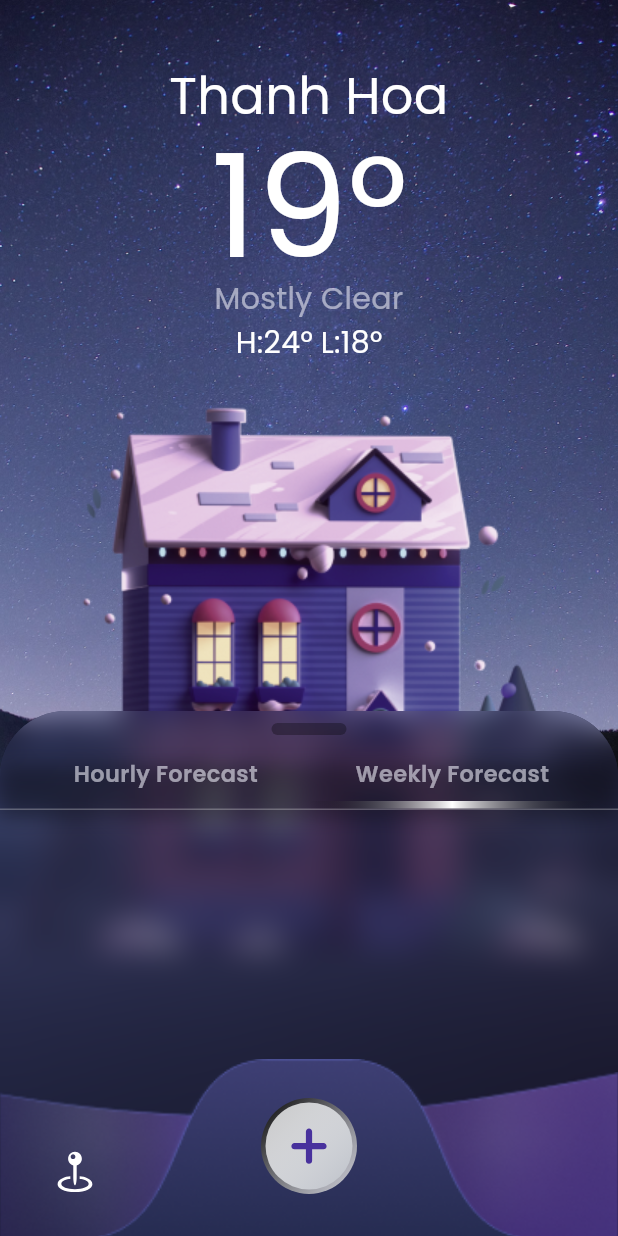
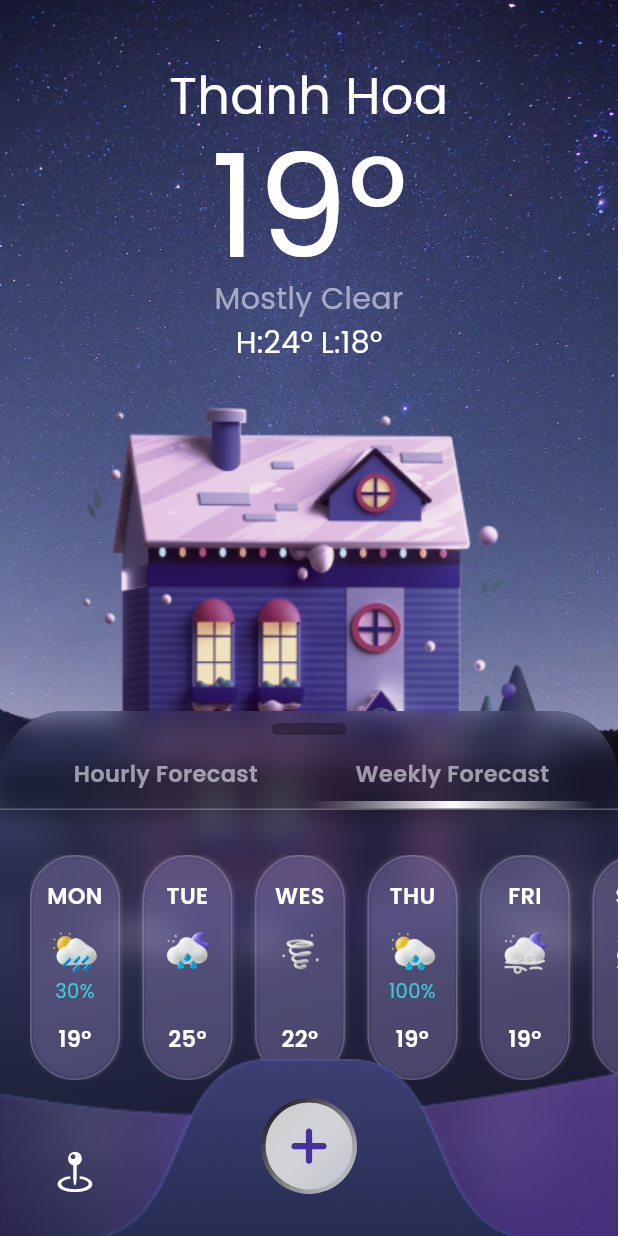
Before and after one commit to tailucanh/weather_app, a Flutter app: the screen it shows after launch, after a tap on "Weekly Forecast", on a phone screen of 412 x 824 dp. Run offline on Flutter 3.47's test engine with Material 3 defaults, Android fonts, the phone set to English and light mode, and no system bars; our stand-ins replace flutter_bloc, flutter_svg, go_router, shared_preferences; generated files the repository leaves out were written again.

Commit message:
Update demo data list weather

```diff
--- /dev/null
+++ b/lib/models/weather_item.dart
@@ -0,0 +1,31 @@
+class WeatherItem{
+  String uId;
+  String strTime;
+  String icon;
+  String humidity;
+  String temperature;
+
+  WeatherItem(
+      {
+    required this.uId, required this.strTime,
+    required this.icon, required this.humidity,
+    required this.temperature
+    }
+  );
+
+  factory WeatherItem.fromJson(Map<String, dynamic> json) => WeatherItem(
+    uId: json["uId"],
+    strTime: json["strTime"],
+    icon: json["icon"],
+    humidity: json["humidity"],
+    temperature: json["temperature"],
+  );
+
+  Map<String, dynamic> toJson() => {
+    "uId": uId,
+    "strTime": strTime,
+    "icon": icon,
+    "humidity": humidity,
+    "temperature": temperature,
+  };
+}
--- a/lib/services/app_assets.dart
+++ b/lib/services/app_assets.dart
@@ -8,4 +8,10 @@ class AppAssets {
   static const String icPlus = '${iconPath}plus.svg';
   static const String icMap = '${iconPath}map.svg';
 
+  static const String icMoonCloudFastWind = '${iconPath}moon_cloud_fast_wind.png';
+  static const String icMoonCloudMidRain = '${iconPath}moon_cloud_mid_rain.png';
+  static const String icSunCloudMidRain = '${iconPath}sun_cloud_mid_rain.png';
+  static const String icSunCloudAngledRain = '${iconPath}sun_cloud_angled_rain.png';
+  static const String icTornado = '${iconPath}tornado.png';
+
 }
--- a/lib/services/app_colors.dart
+++ b/lib/services/app_colors.dart
@@ -20,9 +20,16 @@ class AppColors{
   static const Color gradient_grey_174 = Color.fromRGBO(174, 174,174, 1);
   static const Color gradient_blue_1 = Color.fromRGBO(46, 51,90, 0.7);
   static const Color gradient_blue_2 = Color.fromRGBO(28, 27,51, 0.7);
-  static const Color color_border = Color.fromRGBO(117, 130,244, 0.5);
+
+  static const Color color_border = Color.fromRGBO(117, 130, 244, 0.5);
+  static const Color color_fill_item = Color.fromRGBO(72, 49, 157, 0.2);
   static const Color color_black_30 = Color.fromRGBO(0, 0, 0, 0.3);
-  static const Color color_white_0 = Color.fromRGBO(0, 0, 0, 0);
+
+  static const Color color_white_0 = Color.fromRGBO(255, 255, 255, 0);
+  static const Color color_white_20 = Color.fromRGBO(255, 255, 255, 0.2);
+  static const Color color_white_50 = Color.fromRGBO(255, 255, 255, 0.5);
+
+  static const Color color_humidity= Color.fromRGBO(64, 203, 216, 1);
   static const Color color_plus = Color.fromRGBO(72,49, 157, 1);
 
 
--- a/lib/services/app_helpers.dart
+++ b/lib/services/app_helpers.dart
@@ -1,7 +1,12 @@
 import 'package:flutter/material.dart';
+import 'package:weather_app/models/weather_item.dart';
+import 'package:weather_app/services/app_assets.dart';
+import 'package:weather_app/ui/widgets/weather_item_view.dart';
 class AppHelpers {
 
   static String POPPINS_FONT = "Poppins";
+  static String KEY_LIST_WEATHER_HOURLY = "LIST_WEATHER_HOURLY";
+  static String KEY_LIST_WEATHER_WEEKLY = "LIST_WEATHER_WEEKLY";
 
   static double getSizeWithDevice(BuildContext context){
     return MediaQuery.of(context).size.width;
@@ -25,5 +30,26 @@ class AppHelpers {
     }
     return false;
   }
-
+  static List<WeatherItem> lisDataDemo (){
+      return <WeatherItem>[
+        WeatherItem(uId: "1", strTime: "12AM", icon: AppAssets.icMoonCloudFastWind,humidity: "30%", temperature: "19°",),
+        WeatherItem(uId: "2", strTime: "Now", icon: AppAssets.icMoonCloudMidRain,humidity: "", temperature: "19°",),
+        WeatherItem(uId: "3", strTime: "2AM", icon: AppAssets.icMoonCloudMidRain,humidity: "", temperature: "19°",),
+        WeatherItem(uId: "4", strTime: "3AM", icon: AppAssets.icMoonCloudMidRain,humidity: "", temperature: "19°",),
+        WeatherItem(uId: "5", strTime: "4AM", icon: AppAssets.icMoonCloudFastWind,humidity: "", temperature: "19°",),
+        WeatherItem(uId: "6", strTime: "4AM", icon: AppAssets.icMoonCloudFastWind,humidity: "", temperature: "19°",),
+        WeatherItem(uId: "7", strTime: "4AM", icon: AppAssets.icMoonCloudMidRain,humidity: "", temperature: "19°",),
+      ];
+  }
+  static List<WeatherItem> lisDataDemo2 (){
+    return <WeatherItem>[
+      WeatherItem(uId: "1", strTime: "Mon", icon: AppAssets.icSunCloudAngledRain,humidity: "30%", temperature: "19°",),
+      WeatherItem(uId: "2", strTime: "TUE", icon: AppAssets.icMoonCloudMidRain,humidity: "", temperature: "25°",),
+      WeatherItem(uId: "3", strTime: "WES", icon: AppAssets.icTornado,humidity: "", temperature: "22°",),
+      WeatherItem(uId: "4", strTime: "THU", icon: AppAssets.icSunCloudMidRain,humidity: "100%", temperature: "19°",),
+      WeatherItem(uId: "5", strTime: "Fri", icon: AppAssets.icMoonCloudFastWind,humidity: "", temperature: "19°",),
+      WeatherItem(uId: "6", strTime: "SAT", icon: AppAssets.icMoonCloudFastWind,humidity: "", temperature: "20°",),
+      WeatherItem(uId: "7", strTime: "SUN", icon: AppAssets.icMoonCloudFastWind,humidity: "", temperature: "19°",),
+    ];
+  }
 }
--- a/lib/ui/home_screen.dart
+++ b/lib/ui/home_screen.dart
@@ -8,6 +8,7 @@ import 'package:provider/provider.dart';
 import 'package:weather_app/services/app_assets.dart';
 import 'package:weather_app/services/app_colors.dart';
 import 'package:weather_app/services/app_helpers.dart';
+import 'package:weather_app/ui/widgets/weather_item_view.dart';
 
 class HomeScreen extends StatefulWidget {
   const HomeScreen({super.key});
@@ -20,6 +21,7 @@ class _HomeScreenState extends State<HomeScreen> {
   double positionedHeight = 350;
   bool _isScroll = false;
   bool _isTabSelected = true;
+
 
   @override
   void initState() {
@@ -362,16 +364,78 @@ class _HomeScreenState extends State<HomeScreen> {
                         ],
                       ),
                     ),
-                  )
-
+                  ),
+                  // UI list
+                  _isTabSelected ? _uiListWeatherHourly() : _uiListWeatherWeekly(),
                 ],
               ),
             ),
           ),
         ),
 
-
       );
   }
 
+  Widget _uiListWeatherHourly(){
+      return SizedBox(
+        height: 180,
+        child: Padding(
+          padding: const EdgeInsets.only(left: 20, top: 30),
+          child: Row(
+            mainAxisSize: MainAxisSize.max,
+            children: [
+              Expanded(
+                  child: ListView.builder(
+                      key: Key(AppHelpers.KEY_LIST_WEATHER_HOURLY),
+                      shrinkWrap: true,
+                      itemCount: AppHelpers.lisDataDemo().length,
+                      scrollDirection: Axis.horizontal,
+                      itemBuilder: (context, index){
+                        return WeatherItemView(
+                            onTap: () {},
+                            data: AppHelpers.lisDataDemo()[index],
+                            colorBackground: AppColors.color_fill_item,
+                            colorStroke: AppColors.color_white_20, );
+
+                      },
+
+                  )
+              ),
+            ],
+          ),
+        ),
+      );
+  }
+
+  Widget _uiListWeatherWeekly(){
+    return SizedBox(
+      height: 180,
+      child: Padding(
+        padding: const EdgeInsets.only(left: 20, top: 30),
+        child: Row(
+          mainAxisSize: MainAxisSize.max,
+          children: [
+            Expanded(
+                child: ListView.builder(
+                  key: Key(AppHelpers.KEY_LIST_WEATHER_HOURLY),
+                  shrinkWrap: true,
+                  itemCount: AppHelpers.lisDataDemo2().length,
+                  scrollDirection: Axis.horizontal,
+                  itemBuilder: (context, index){
+                    return WeatherItemView(
+                        onTap: () {},
+                        data: AppHelpers.lisDataDemo2()[index],
+                        colorBackground: AppColors.color_fill_item,
+                        colorStroke: AppColors.color_white_20);
+
+                  },
+
+                )
+            ),
+          ],
+        ),
+      ),
+    );
+  }
+
 }
--- /dev/null
+++ b/lib/ui/widgets/weather_item_view.dart
@@ -0,0 +1,89 @@
+import 'package:flutter/material.dart';
+import 'package:weather_app/models/weather_item.dart';
+import 'package:weather_app/services/app_colors.dart';
+import 'package:weather_app/services/app_helpers.dart';
+
+class WeatherItemView extends StatefulWidget {
+  const WeatherItemView({super.key,
+    required this.data, required this.colorBackground,required this.colorStroke,
+    this.onTap});
+
+  final WeatherItem data;
+  final Color colorBackground;
+  final Color colorStroke;
+  final Function()? onTap;
+  @override
+  State<WeatherItemView> createState() => _WeatherItemViewState();
+}
+
+class _WeatherItemViewState extends State<WeatherItemView> {
+
+  @override
+  void initState() {
+    super.initState();
+
+  }
+
+  @override
+  Widget build(BuildContext context) {
+    return Container(
+      width: 60,
+      height: 150,
+      margin: const EdgeInsets.only(right: 15),
+      padding: const EdgeInsets.symmetric(vertical: 10),
+      decoration: BoxDecoration(
+      borderRadius: const BorderRadius.all(Radius.circular(30)),
+        color: widget.colorBackground,
+        border: Border.all(color: widget.colorStroke, width: 1),
+        boxShadow: const [
+          BoxShadow(
+            color: AppColors.color_white_20,
+            blurRadius: 2,
+            offset: Offset(0.3, -0.5),
+          ),
+        ],
+      ),
+      child: Column(
+        mainAxisAlignment: MainAxisAlignment.spaceAround,
+        crossAxisAlignment: CrossAxisAlignment.center,
+        children: [
+          Text(widget.data.strTime.toUpperCase(),
+            textAlign: TextAlign.center,
+            maxLines: 1,
+            style: TextStyle(color: AppColors.light_primary,
+                fontSize: 15,
+                fontWeight: FontWeight.w600,
+                fontFamily: AppHelpers.POPPINS_FONT),
+          ),
+          SizedBox(
+            child: Column(
+              children: [
+                Image.asset(widget.data.icon,
+                    width: 32,
+                    height: 32,
+                    fit: BoxFit.cover
+                ),
+                Text(widget.data.humidity,
+                  textAlign: TextAlign.center,
+                  maxLines: 1,
+                  style: TextStyle(color: AppColors.color_humidity,
+                      fontSize: 13,
+                      fontWeight: FontWeight.w500,
+                      fontFamily: AppHelpers.POPPINS_FONT),
+                ),
+              ],
+            ),
+          ),
+          Text(widget.data.temperature,
+            textAlign: TextAlign.center,
+            maxLines: 1,
+            style: TextStyle(color: AppColors.light_primary,
+                fontSize: 15,
+                fontWeight: FontWeight.w600,
+                fontFamily: AppHelpers.POPPINS_FONT),
+          ),
+        ],
+      ),
+    );
+  }
+}
```
